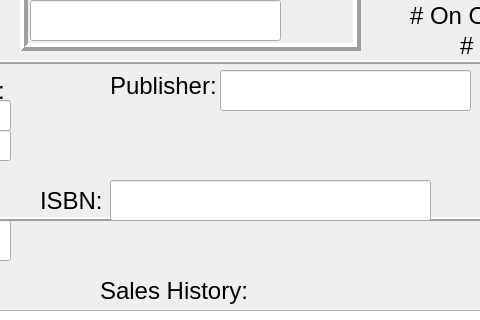
Before: the Qt Designer form enter.ui in jfunston/omega4py, drawn with Qt 5; both pictures show x 350 to 830 and y 230 to 550 of the 1100 by 800 pixel window.
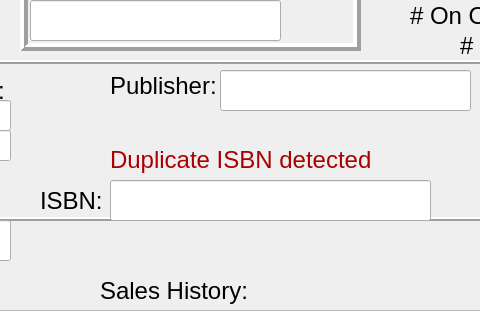
After: the same form once the commit is applied.

Commit message: grey labels, shortcuts, tab order in enter screen

```diff
--- a/enter.ui
+++ b/enter.ui
@@ -838,6 +838,27 @@
      </font>
     </property>
    </widget>
+   <widget class="QLabel" name="duplicateLabel">
+    <property name="enabled">
+     <bool>false</bool>
+    </property>
+    <property name="geometry">
+     <rect>
+      <x>460</x>
+      <y>370</y>
+      <width>261</width>
+      <height>41</height>
+     </rect>
+    </property>
+    <property name="font">
+     <font>
+      <pointsize>18</pointsize>
+     </font>
+    </property>
+    <property name="text">
+     <string>&lt;html&gt;&lt;head/&gt;&lt;body&gt;&lt;p&gt;&lt;span style=&quot; color:#aa0000;&quot;&gt;Duplicate ISBN detected&lt;/span&gt;&lt;/p&gt;&lt;/body&gt;&lt;/html&gt;</string>
+    </property>
+   </widget>
   </widget>
   <widget class="QMenuBar" name="menubar">
    <property name="geometry">
```
Left out of the diff: 24 changed lines with no effect on the pictures. The commit also changes 5 other files.
